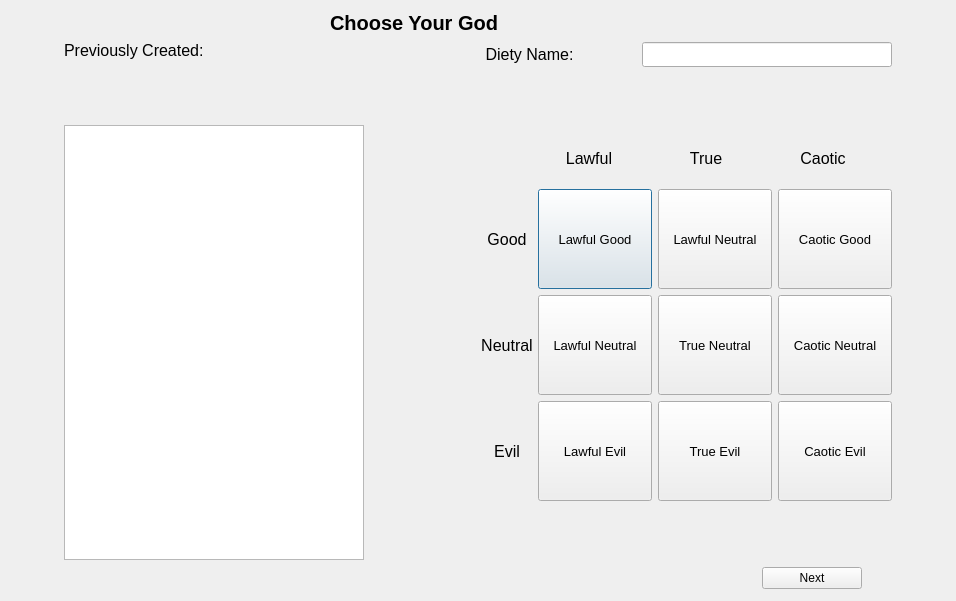
Before: the Qt Designer form Source Code/TJ's Code/choosereligion.ui in srohr/CEAMS, drawn with Qt 5.
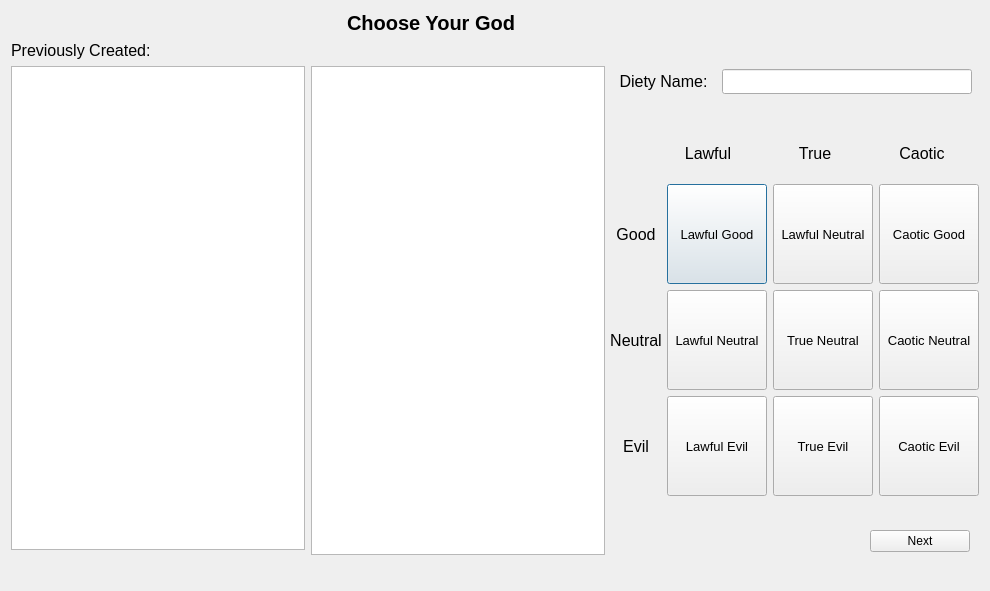
After: the same form once the commit is applied.

```diff
--- a/Source Code/TJ's Code/choosereligion.ui
+++ b/Source Code/TJ's Code/choosereligion.ui
@@ -6,8 +6,8 @@
    <rect>
     <x>0</x>
     <y>0</y>
-    <width>956</width>
-    <height>601</height>
+    <width>990</width>
+    <height>591</height>
    </rect>
   </property>
   <property name="minimumSize">
@@ -27,7 +27,7 @@
   </property>
   <layout class="QVBoxLayout" name="verticalLayout_5">
    <item>
-    <layout class="QVBoxLayout" name="verticalLayout_4">
+    <layout class="QVBoxLayout" name="verticalLayout_7">
      <item>
       <layout class="QHBoxLayout" name="horizontalLayout_8">
        <property name="leftMargin">
@@ -76,9 +76,6 @@
      </item>
      <item>
       <layout class="QHBoxLayout" name="horizontalLayout_6">
-       <property name="spacing">
-        <number>65</number>
-       </property>
        <item>
         <layout class="QVBoxLayout" name="verticalLayout_6">
          <property name="bottomMargin">
@@ -105,6 +102,12 @@
          </item>
          <item>
           <widget class="QListWidget" name="PremadeDietiesList">
+           <property name="minimumSize">
+            <size>
+             <width>0</width>
+             <height>0</height>
+            </size>
+           </property>
            <property name="maximumSize">
             <size>
              <width>300</width>
@@ -115,6 +118,52 @@
          </item>
         </layout>
        </item>
+       <item>
+        <layout class="QVBoxLayout" name="verticalLayout_4">
+         <item>
+          <spacer name="verticalSpacer">
+           <property name="orientation">
+            <enum>Qt::Vertical</enum>
+           </property>
+           <property name="sizeType">
+            <enum>QSizePolicy::Minimum</enum>
+           </property>
+           <property name="sizeHint" stdset="0">
+            <size>
+             <width>17</width>
+             <height>25</height>
+            </size>
+           </property>
+          </spacer>
+         </item>
+         <item>
+          <widget class="QTextEdit" name="TextGodInfo">
+           <property name="maximumSize">
+            <size>
+             <width>500</width>
+             <height>16777215</height>
+            </size>
+           </property>
+          </widget>
+         </item>
+         <item>
+          <spacer name="verticalSpacer_2">
+           <property name="orientation">
+            <enum>Qt::Vertical</enum>
+           </property>
+           <property name="sizeType">
+            <enum>QSizePolicy::Minimum</enum>
+           </property>
+           <property name="sizeHint" stdset="0">
+            <size>
+             <width>17</width>
+             <height>25</height>
+            </size>
+           </property>
+          </spacer>
+         </item>
+        </layout>
+       </item>
        <item>
         <layout class="QVBoxLayout" name="verticalLayout_3">
          <item>
@@ -326,13 +375,16 @@
                  <property name="text">
                   <string>Lawful Good</string>
                  </property>
+                 <property name="checkable">
+                  <bool>true</bool>
+                 </property>
                  <property name="autoRepeatDelay">
                   <number>299</number>
                  </property>
                 </widget>
                </item>
                <item>
-                <widget class="QPushButton" name="LawfulNeutralButton">
+                <widget class="QPushButton" name="TrueGoodButton">
                  <property name="minimumSize">
                   <size>
                    <width>100</width>
@@ -353,6 +405,9 @@
                  <property name="text">
                   <string>Lawful Neutral</string>
                  </property>
+                 <property name="checkable">
+                  <bool>true</bool>
+                 </property>
                  <property name="autoRepeatDelay">
                   <number>299</number>
                  </property>
@@ -380,6 +435,9 @@
                  <property name="text">
                   <string>Caotic Good</string>
                  </property>
+                 <property name="checkable">
+                  <bool>true</bool>
+                 </property>
                  <property name="autoRepeatDelay">
                   <number>299</number>
                  </property>
@@ -417,7 +475,7 @@
                 </widget>
                </item>
                <item>
-                <widget class="QPushButton" name="LawfulNeutralButton_2">
+                <widget class="QPushButton" name="LawfulNeutralButton">
                  <property name="minimumSize">
                   <size>
                    <width>100</width>
@@ -438,6 +496,9 @@
                  <property name="text">
                   <string>Lawful Neutral</string>
                  </property>
+                 <property name="checkable">
+                  <bool>true</bool>
+                 </property>
                  <property name="autoRepeatDelay">
                   <number>299</number>
                  </property>
@@ -465,6 +526,9 @@
                  <property name="text">
                   <string>True Neutral</string>
                  </property>
+                 <property name="checkable">
+                  <bool>true</bool>
+                 </property>
                  <property name="autoRepeatDelay">
                   <number>299</number>
                  </property>
@@ -492,6 +556,9 @@
                  <property name="text">
                   <string>Caotic Neutral</string>
                  </property>
+                 <property name="checkable">
+                  <bool>true</bool>
+                 </property>
                  <property name="autoRepeatDelay">
                   <number>299</number>
                  </property>
@@ -550,6 +617,9 @@
                  <property name="text">
                   <string>Lawful Evil</string>
                  </property>
+                 <property name="checkable">
+                  <bool>true</bool>
+                 </property>
                  <property name="autoRepeatDelay">
                   <number>299</number>
                  </property>
@@ -577,6 +647,9 @@
                  <property name="text">
                   <string>True Evil</string>
                  </property>
+                 <property name="checkable">
+                  <bool>true</bool>
+                 </property>
                  <property name="autoRepeatDelay">
                   <number>299</number>
                  </property>
@@ -604,6 +677,9 @@
                  <property name="text">
                   <string>Caotic Evil</string>
                  </property>
+                 <property name="checkable">
+                  <bool>true</bool>
+                 </property>
                  <property name="autoRepeatDelay">
                   <number>299</number>
                  </property>
```
Left out of the diff: 4 changed lines with no effect on the pictures.
